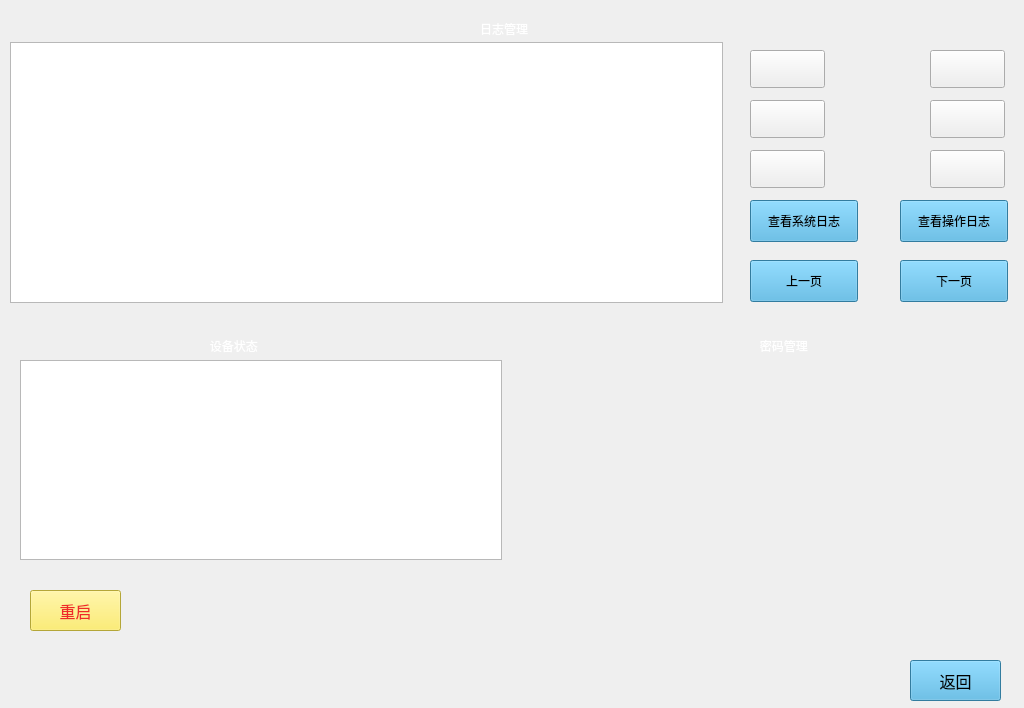
First picture: the form in sysmanage.ui, repository 1157889734/cctvmonitor, before the edit.
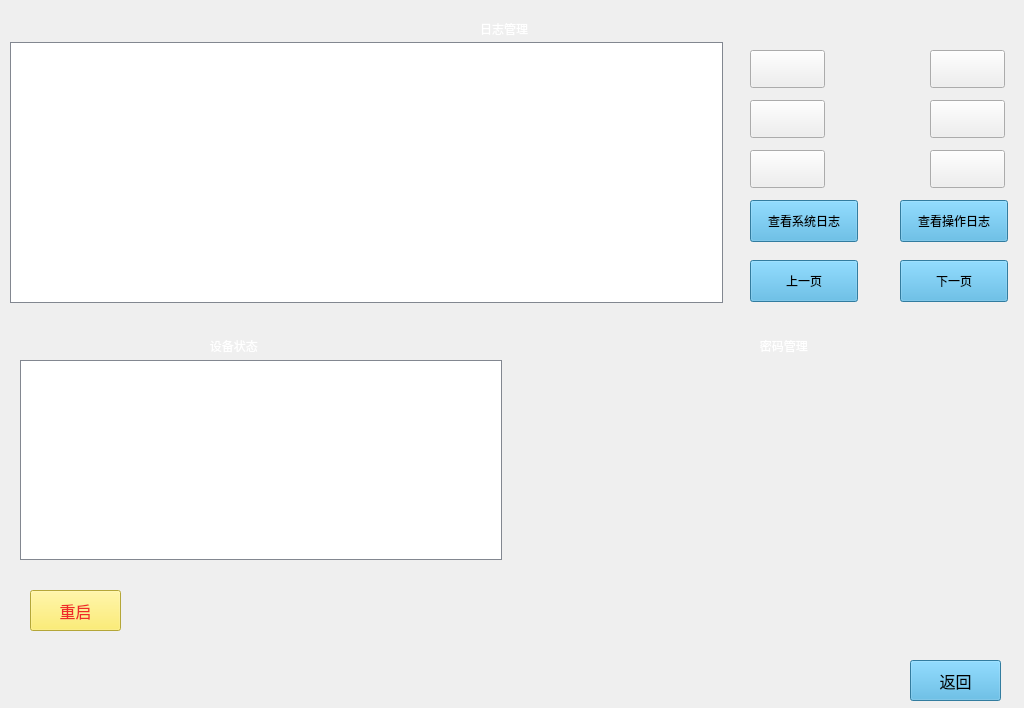
Second picture: the form after the edit. Icons and pictures are not drawn.

The edit to the form file:
```diff
--- a/sysmanage.ui
+++ b/sysmanage.ui
@@ -106,6 +106,16 @@
      <height>200</height>
     </rect>
    </property>
+   <property name="focusPolicy">
+    <enum>Qt::NoFocus</enum>
+   </property>
+   <property name="styleSheet">
+    <string notr="true">border-style: none;
+background-color: rgb(255, 255, 255);
+gridline-color: rgb(130, 135, 144);
+border-color: rgb(130, 135, 144);
+border-width: 1px;border-style: solid;</string>
+   </property>
    <attribute name="horizontalHeaderVisible">
     <bool>true</bool>
    </attribute>
@@ -135,6 +145,16 @@
      <height>261</height>
     </rect>
    </property>
+   <property name="focusPolicy">
+    <enum>Qt::NoFocus</enum>
+   </property>
+   <property name="styleSheet">
+    <string notr="true">border-style: none;
+background-color: rgb(255, 255, 255);
+gridline-color: rgb(130, 135, 144);
+border-color: rgb(130, 135, 144);
+border-width: 1px;border-style: solid;</string>
+   </property>
   </widget>
   <widget class="QLabel" name="yearLabel">
    <property name="geometry">
```
Left out of the diff: 20 changed lines with no effect on the pictures.
